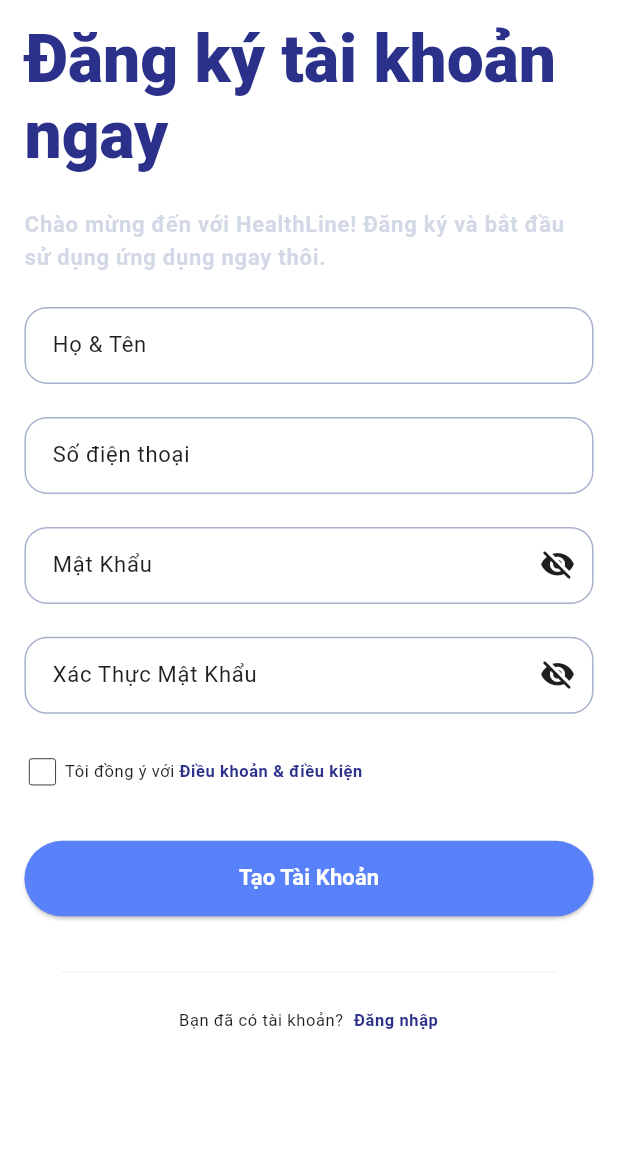
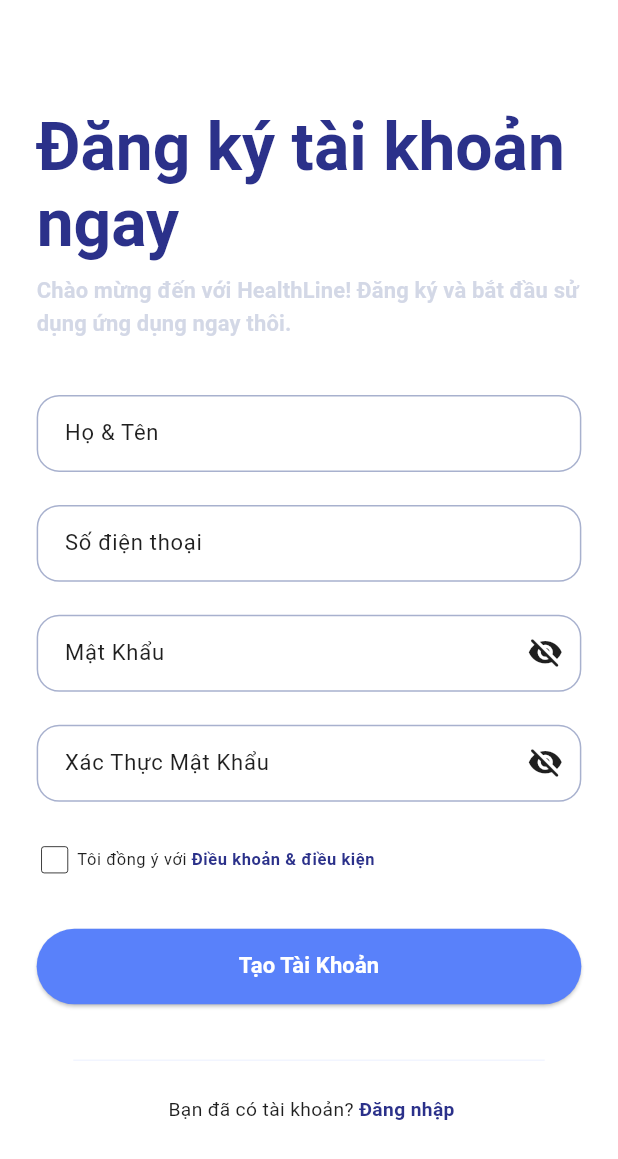
Before and after one commit to TranHuynhTanPhat/Telehealth-Mobile-Application, a Flutter app: the LogInScreen screen opened directly, after a tap on "Đăng nhập", after a tap on "Đăng ký", on a phone screen of 412 x 824 dp. Shown: the top 1159 px of the screen. Run offline on Flutter 3.47's test engine with Material 2 defaults, Android fonts, the phone set to English and light mode, and no system bars; our stand-ins replace bloc, carousel_slider, cookie_jar, device_info_plus, dio, dio_cookie_manager and 17 more; accounts and stored records are empty; network calls fail.

Commit message:
Adjust UI

```diff
--- a/lib/data/api/api_constants.dart
+++ b/lib/data/api/api_constants.dart
@@ -5,4 +5,4 @@ const SIGN_UP = '/common/user';
 
 /// Cần cookie
 const REFRESH_TOKEN = '/common/refresh';
-const LOGOUT = '/common/auth/logout';
+const LOG_OUT = '/common/auth/logout';
--- a/lib/data/api/services/user_service.dart
+++ b/lib/data/api/services/user_service.dart
@@ -24,6 +24,6 @@ class UserService extends BaseService {
 
   Future<void> logout() async {
     RestClient().logout();
-    await delete(baseUrl + LOGOUT);
+    await delete(baseUrl + LOG_OUT);
   }
 }
--- a/lib/screens/auth/login/components/header.dart
+++ b/lib/screens/auth/login/components/header.dart
@@ -13,25 +13,22 @@ class HeaderLogIn extends StatelessWidget {
             Expanded(
               child: Text(
                 AppLocalizations.of(context).translate('title_login'),
-                style: Theme.of(context).textTheme.displayMedium?.copyWith(
-                      color: secondary,
-                      fontWeight: FontWeight.w900,
-                    ),
+                style: Theme.of(context)
+                    .textTheme
+                    .displayMedium
+                    ?.copyWith(color: secondary, fontWeight: FontWeight.bold),
               ),
             ),
           ],
-        ),
-        SizedBox(
-          height: dimensHeight()*3,
         ),
         Row(
           children: [
             Expanded(
               child: Text(
                 AppLocalizations.of(context).translate("content_login"),
-                style: Theme.of(context).textTheme.labelLarge?.copyWith(
-                    color: colorA8B1CE.withOpacity(.5),
-                    fontWeight: FontWeight.w600),
+                style: Theme.of(context).textTheme.titleMedium?.copyWith(
+                      color: colorA8B1CE.withOpacity(.5),
+                    ),
               ),
             ),
           ],
--- a/lib/screens/auth/login/components/option.dart
+++ b/lib/screens/auth/login/components/option.dart
@@ -28,7 +28,7 @@ class OptionLogIn extends StatelessWidget {
           children: [
             Text(
               " ${AppLocalizations.of(context).translate("don't_have_an_account_yet")} ",
-              style: Theme.of(context).textTheme.bodySmall,
+              style: Theme.of(context).textTheme.bodyMedium,
             ),
             TextButton(
               style: const ButtonStyle(
@@ -41,7 +41,7 @@ class OptionLogIn extends StatelessWidget {
                 AppLocalizations.of(context).translate("sign_up"),
                 style: Theme.of(context)
                     .textTheme
-                    .bodySmall
+                    .bodyMedium
                     ?.copyWith(color: secondary, fontWeight: FontWeight.w600),
               ),
             ),
--- a/lib/screens/auth/login/login_screen.dart
+++ b/lib/screens/auth/login/login_screen.dart
@@ -67,15 +67,12 @@ class _LogInScreenState extends State<LogInScreen> {
         child: BlocBuilder<LogInCubit, LogInState>(
           builder: (context, state) {
             return Scaffold(
-              body: Padding(
-                padding: EdgeInsets.symmetric(
-                    vertical: dimensHeight() * 7,
-                    horizontal: dimensWidth() * 2),
-                child: ListView(
+              body: ListView(
+                padding: EdgeInsets.symmetric(vertical: dimensHeight()*10, horizontal: dimensWidth()*3),
                 children: [
                   const HeaderLogIn(),
                   SizedBox(
-                      height: dimensHeight() * 3,
+                    height: dimensHeight() * 5,
                   ),
                   TextFieldWidget(
                     controller: _controllerPhone,
@@ -128,10 +125,8 @@ class _LogInScreenState extends State<LogInScreen> {
                         child: Text(
                           AppLocalizations.of(context)
                               .translate("forgot_your_password"),
-                            style: Theme.of(context)
-                                .textTheme
-                                .titleSmall
-                                ?.copyWith(
+                          style:
+                              Theme.of(context).textTheme.titleSmall?.copyWith(
                                     color: color6A6E83,
                                   ),
                         ),
@@ -163,7 +158,6 @@ class _LogInScreenState extends State<LogInScreen> {
                   const OptionLogIn()
                 ],
               ),
-              ),
             );
           },
         ),
--- a/lib/screens/auth/signup/components/header.dart
+++ b/lib/screens/auth/signup/components/header.dart
@@ -15,23 +15,24 @@ class HeaderSignUp extends StatelessWidget {
                 AppLocalizations.of(context).translate("title_signup"),
                 style: Theme.of(context).textTheme.displayMedium?.copyWith(
                       color: secondary,
-                      fontWeight: FontWeight.w900,
+                      fontWeight: FontWeight.bold,
                     ),
               ),
             ),
           ],
         ),
         SizedBox(
-          height: dimensHeight() * 3,
+          height: dimensHeight(),
         ),
         Row(
           children: [
             Expanded(
               child: Text(
                 AppLocalizations.of(context).translate('content_signup'),
-                style: Theme.of(context).textTheme.bodyLarge?.copyWith(
-                    color: colorA8B1CE.withOpacity(.5),
-                    fontWeight: FontWeight.w600),
+                style: Theme.of(context)
+                    .textTheme
+                    .titleMedium
+                    ?.copyWith(color: colorA8B1CE.withOpacity(.5)),
               ),
             ),
           ],
--- a/lib/screens/auth/signup/components/option.dart
+++ b/lib/screens/auth/signup/components/option.dart
@@ -28,7 +28,7 @@ class OptionSignUp extends StatelessWidget {
           children: [
             Text(
               " ${AppLocalizations.of(context).translate("already_have_an_account")} ",
-              style: Theme.of(context).textTheme.bodySmall,
+              style: Theme.of(context).textTheme.bodyMedium,
             ),
             TextButton(
               style: const ButtonStyle(
@@ -41,7 +41,7 @@ class OptionSignUp extends StatelessWidget {
                 AppLocalizations.of(context).translate("log_in"),
                 style: Theme.of(context)
                     .textTheme
-                    .bodySmall
+                    .bodyMedium
                     ?.copyWith(color: secondary, fontWeight: FontWeight.w600),
               ),
             ),
--- a/lib/screens/auth/signup/signup_screen.dart
+++ b/lib/screens/auth/signup/signup_screen.dart
@@ -50,7 +50,6 @@ class _SignUpScreenState extends State<SignUpScreen> {
     super.deactivate();
   }
 
-
   @override
   Widget build(BuildContext context) {
     return BlocProvider(
@@ -79,21 +78,19 @@ class _SignUpScreenState extends State<SignUpScreen> {
           },
           child: Scaffold(
             resizeToAvoidBottomInset: true,
-            body: Padding(
+            body: ListView(
+              // crossAxisAlignment: CrossAxisAlignment.start,
               padding: EdgeInsets.symmetric(
-                  vertical: dimensHeight() * 2, horizontal: dimensWidth() * 2),
-              child: ListView(
-                // crossAxisAlignment: CrossAxisAlignment.start,
+                  vertical: dimensHeight() * 10, horizontal: dimensWidth() * 3),
               children: [
                 const HeaderSignUp(),
                 SizedBox(
-                    height: dimensHeight() * 3,
+                  height: dimensHeight() * 5,
                 ),
                 TextFieldWidget(
                   controller: _controllerFullName,
                   label: AppLocalizations.of(context).translate('full_name'),
-                    hint:
-                        AppLocalizations.of(context).translate('ex_full_name'),
+                  hint: AppLocalizations.of(context).translate('ex_full_name'),
                   error: errorFullName,
                 ),
                 SizedBox(
@@ -101,7 +98,7 @@ class _SignUpScreenState extends State<SignUpScreen> {
                 ),
                 TextFieldWidget(
                   prefix: Padding(
-                      padding: EdgeInsets.only(right:dimensWidth()*.5),
+                    padding: EdgeInsets.only(right: dimensWidth() * .5),
                     child: Text(
                       '+84',
                       style: Theme.of(context)
@@ -197,12 +194,8 @@ class _SignUpScreenState extends State<SignUpScreen> {
                       child: Text(
                         AppLocalizations.of(context)
                             .translate("terms_and_conditions"),
-                          style: Theme.of(context)
-                              .textTheme
-                              .bodySmall
-                              ?.copyWith(
-                                  color: secondary,
-                                  fontWeight: FontWeight.w600),
+                        style: Theme.of(context).textTheme.bodySmall?.copyWith(
+                            color: secondary, fontWeight: FontWeight.w600),
                       ),
                     ),
                   ],
@@ -211,8 +204,8 @@ class _SignUpScreenState extends State<SignUpScreen> {
                   height: dimensHeight() * 3,
                 ),
                 ElevatedButtonWidget(
-                    text: AppLocalizations.of(context)
-                        .translate("create_account"),
+                  text:
+                      AppLocalizations.of(context).translate("create_account"),
                   onPressed: () {
                     setState(() {
                       _controllerFullName.text == ''
@@ -221,10 +214,9 @@ class _SignUpScreenState extends State<SignUpScreen> {
                           : null;
                       errorPhone = Validate()
                           .validatePhone(context, _controllerPhone.text);
-                        errorPassword = Validate().validatePassword(
-                            context, _controllerPassword.text);
-                        errorConfirmPassword = _controllerConfirmPassword
-                                    .text ==
+                      errorPassword = Validate()
+                          .validatePassword(context, _controllerPassword.text);
+                      errorConfirmPassword = _controllerConfirmPassword.text ==
                               _controllerPassword.text
                           ? null
                           : AppLocalizations.of(context)
@@ -247,7 +239,6 @@ class _SignUpScreenState extends State<SignUpScreen> {
               ],
             ),
           ),
-          ),
         );
       }),
     );
--- a/lib/screens/main/main_sceen.dart
+++ b/lib/screens/main/main_sceen.dart
@@ -36,7 +36,7 @@ class _MainScreenState extends State<MainScreen>
   @override
   void initState() {
     _animationController = AnimationController(
-        vsync: this, duration: const Duration(milliseconds: 200))
+        vsync: this, duration: const Duration(milliseconds: 500))
       ..addListener(() {
         setState(() {});
       });
@@ -214,7 +214,7 @@ class _MainScreenState extends State<MainScreen>
         body: Stack(
           children: [
             AnimatedPositioned(
-              duration: const Duration(milliseconds: 200),
+              duration: const Duration(milliseconds: 500),
               curve: Curves.fastOutSlowIn,
               left: isSideMenuClosed ? -dimensWidth() * 35 : 0,
               width: dimensWidth() * 45,
--- a/lib/screens/main/schedule/upcoming_frame.dart
+++ b/lib/screens/main/schedule/upcoming_frame.dart
@@ -244,7 +244,7 @@ class _UpcomingFrameState extends State<UpcomingFrame> {
           thickness: 3,
         ),
         SizedBox(
-          height: dimensHeight() * 5,
+          height: dimensHeight(),
         ),
         ...List.generate(24, (index) {
           if (appointments.any((element) => element['time'].hour == index)) {
```
Also changed, not shown: lib/data/api/rest_client.dart (+39 -23 lines), lib/screens/main/schedule/schedule_screen.dart (+0 -48 lines). Lines whose indentation alone changed are shown as unchanged.
